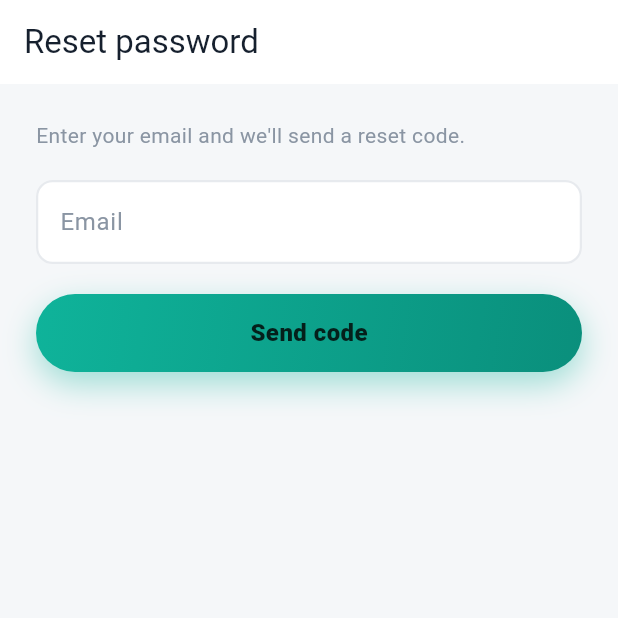
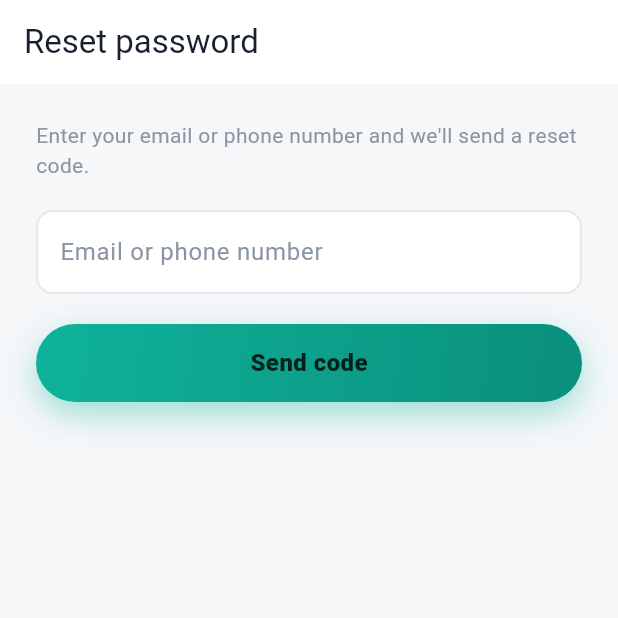
Before and after one commit to Mkmobile00/ticket-app, a Flutter app: the ForgotPasswordScreen screen opened by its route, after a tap on "Send code", on a phone screen of 412 x 824 dp, the top half of it. Run offline on Flutter 3.47's test engine with Material 3 defaults, Android fonts, the phone set to English and light mode, and no system bars; our stand-ins replace cached_network_image, dio, firebase_core, firebase_messaging, flutter_local_notifications, flutter_riverpod and 7 more; accounts and stored records are empty; network calls fail.

Commit message:
Auth UX: phone required at signup; OTP via email+phone; forgot via email or phone
- Register: phone is now required (client validation + hint)
- Verify screen copy: code sent to email AND phone
- Forgot/reset: input accepts email OR phone (identifier); API service sends
  'identifier' to /password/forgot and /password/reset

Co-Authored-By: Claude Opus 4.8 (1M context) <noreply@anthropic.com>

```diff
--- a/lib/core/api/api_service.dart
+++ b/lib/core/api/api_service.dart
@@ -196,16 +196,16 @@ class ApiService {
     return _map(r)['message'] ?? 'Verified';
   }
 
-  // ---- Password reset ----
-  Future<String> forgotPassword(String email) async {
-    final r = await _dio.post('/password/forgot', data: {'email': email});
+  // ---- Password reset (identifier = email OR phone) ----
+  Future<String> forgotPassword(String identifier) async {
+    final r = await _dio.post('/password/forgot', data: {'identifier': identifier});
     if (!_ok(r)) _fail(r);
-    return _map(r)['message'] ?? 'If that email exists, a code was sent.';
+    return _map(r)['message'] ?? 'If that account exists, a code was sent.';
   }
 
-  Future<String> resetPassword({required String email, required String code, required String password}) async {
+  Future<String> resetPassword({required String identifier, required String code, required String password}) async {
     final r = await _dio.post('/password/reset', data: {
-      'email': email,
+      'identifier': identifier,
       'code': code,
       'password': password,
       'password_confirmation': password,
--- a/lib/features/auth/forgot_password_screen.dart
+++ b/lib/features/auth/forgot_password_screen.dart
@@ -53,7 +53,7 @@ class _ForgotPasswordScreenState extends ConsumerState<ForgotPasswordScreen> {
     });
     try {
       final msg = await ref.read(apiProvider).resetPassword(
-            email: _email.text.trim(),
+            identifier: _email.text.trim(),
             code: _code.text.trim(),
             password: _password.text,
           );
@@ -79,8 +79,8 @@ class _ForgotPasswordScreenState extends ConsumerState<ForgotPasswordScreen> {
             children: [
               Text(
                 _codeSent
-                    ? 'Enter the 6-digit code we sent and choose a new password.'
-                    : "Enter your email and we'll send a reset code.",
+                    ? 'Enter the 6-digit code we sent to your email & phone, then choose a new password.'
+                    : "Enter your email or phone number and we'll send a reset code.",
                 style: const TextStyle(color: AppColors.muted),
               ),
               const SizedBox(height: 20),
@@ -92,8 +92,8 @@ class _ForgotPasswordScreenState extends ConsumerState<ForgotPasswordScreen> {
               TextField(
                 controller: _email,
                 enabled: !_codeSent,
-                keyboardType: TextInputType.emailAddress,
-                decoration: const InputDecoration(hintText: 'Email'),
+                keyboardType: TextInputType.text,
+                decoration: const InputDecoration(hintText: 'Email or phone number'),
               ),
               if (_codeSent) ...[
                 const SizedBox(height: 12),
--- a/lib/features/auth/register_screen.dart
+++ b/lib/features/auth/register_screen.dart
@@ -20,6 +20,10 @@ class _RegisterScreenState extends ConsumerState<RegisterScreen> {
   String? _error;
 
   Future<void> _submit() async {
+    if (_name.text.trim().isEmpty || _email.text.trim().isEmpty || _phone.text.trim().isEmpty || _password.text.isEmpty) {
+      setState(() => _error = 'Name, email, phone and password are all required.');
+      return;
+    }
     setState(() { _loading = true; _error = null; });
     final err = await ref.read(authProvider.notifier).register(
           _name.text.trim(), _email.text.trim(), _password.text, _phone.text.trim());
@@ -48,7 +52,7 @@ class _RegisterScreenState extends ConsumerState<RegisterScreen> {
               const SizedBox(height: 12),
               TextField(controller: _email, keyboardType: TextInputType.emailAddress, decoration: const InputDecoration(hintText: 'Email')),
               const SizedBox(height: 12),
-              TextField(controller: _phone, keyboardType: TextInputType.phone, decoration: const InputDecoration(hintText: 'Phone (optional)')),
+              TextField(controller: _phone, keyboardType: TextInputType.phone, decoration: const InputDecoration(hintText: 'Phone number')),
               const SizedBox(height: 12),
               TextField(controller: _password, obscureText: true, decoration: const InputDecoration(hintText: 'Password (min 8 chars)')),
               const SizedBox(height: 20),
--- a/lib/features/auth/verify_email_screen.dart
+++ b/lib/features/auth/verify_email_screen.dart
@@ -39,7 +39,7 @@ class _VerifyEmailScreenState extends ConsumerState<VerifyEmailScreen> {
     setState(() { _sending = true; _error = null; _info = null; });
     try {
       final msg = await ref.read(apiProvider).sendEmailVerification();
-      if (mounted) setState(() => _info = initial ? 'We emailed a 6-digit code.' : msg);
+      if (mounted) setState(() => _info = initial ? 'We sent a 6-digit code to your email and phone.' : msg);
     } catch (_) {
       if (mounted) setState(() => _error = 'Could not send the code. Try "Resend".');
     } finally {
@@ -50,7 +50,7 @@ class _VerifyEmailScreenState extends ConsumerState<VerifyEmailScreen> {
   Future<void> _verify() async {
     final code = _code.text.trim();
     if (code.length < 4) {
-      setState(() => _error = 'Enter the code from your email.');
+      setState(() => _error = 'Enter the code from your email or SMS.');
       return; // can't proceed without typing the code
     }
     setState(() { _loading = true; _error = null; _info = null; });
```
